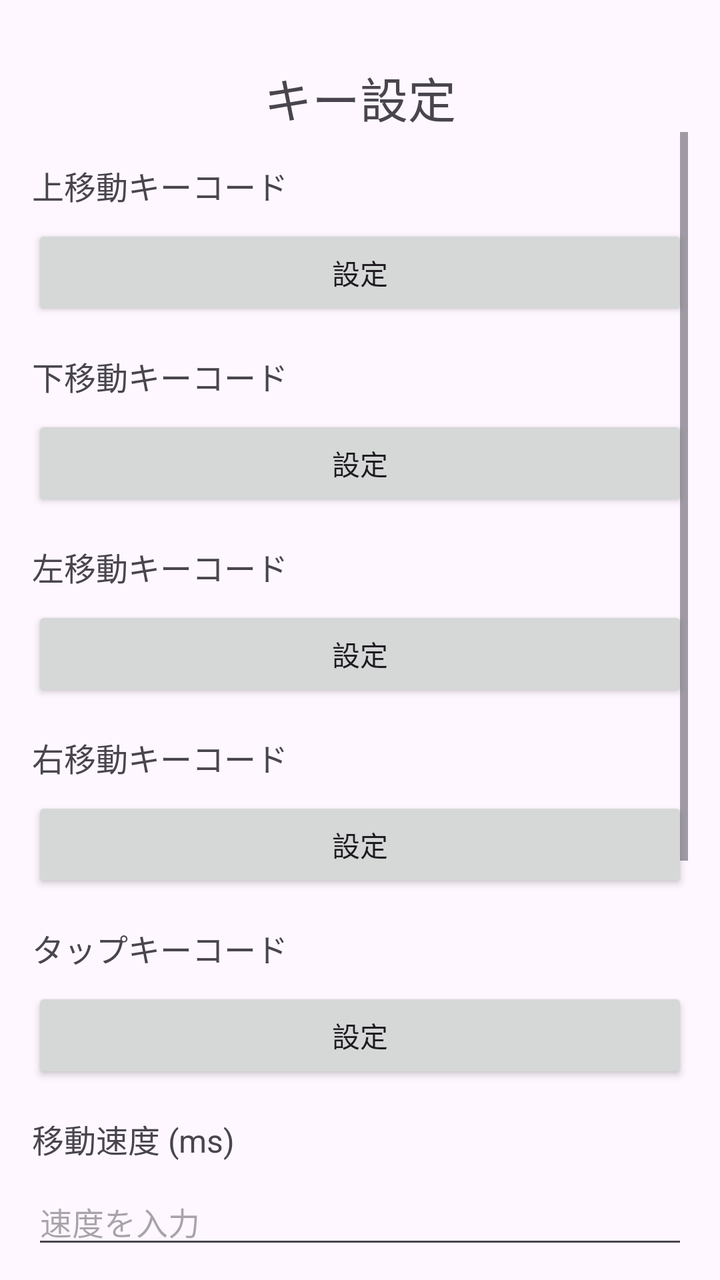
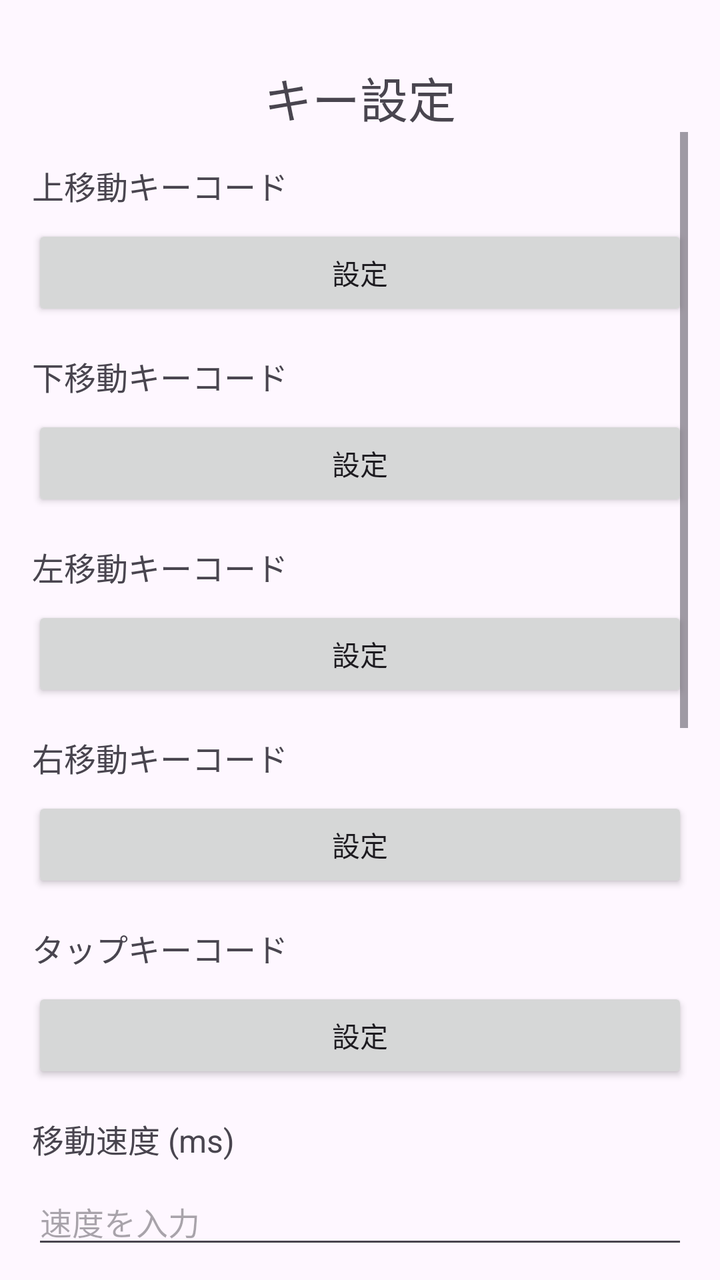

An Android layout rendered at two revisions. The XML below is the earlier revision; the diff shows what the commit changed to produce the second picture.
<!-- AndroidManifest.xml: application theme Theme.Comexampleaccessibilitydemo -->
<!-- res/layout/activity_main.xml -->
<?xml version="1.0" encoding="utf-8"?>
<LinearLayout xmlns:android="http://schemas.android.com/apk/res/android"
    android:layout_width="match_parent"
    android:layout_height="match_parent"
    android:orientation="vertical"
    android:padding="16dp">

    <TextView
        android:id="@+id/titleTextView"
        android:layout_width="match_parent"
        android:layout_height="wrap_content"
        android:text="キー設定"
        android:textSize="24sp"
        android:paddingTop="15dp"
        android:gravity="center" />

    <ScrollView
        android:layout_width="match_parent"
        android:layout_height="wrap_content"
        android:id="@+id/scrollView">

        <LinearLayout
            android:layout_width="match_parent"
            android:layout_height="wrap_content"
            android:orientation="vertical"
            android:paddingTop="15dp">

            <TextView
                android:id="@+id/upKeyCodeLabel"
                android:layout_width="wrap_content"
                android:layout_height="wrap_content"
                android:text="上移動キーコード"
                android:textSize="16sp"
                android:layout_marginBottom="8dp" />
            <Button
                android:id="@+id/upKeyCodeButton"
                android:layout_width="match_parent"
                android:layout_height="wrap_content"
                android:text="設定" />

            <TextView
                android:id="@+id/downKeyCodeLabel"
                android:layout_width="wrap_content"
                android:layout_height="wrap_content"
                android:text="下移動キーコード"
                android:textSize="16sp"
                android:layout_marginTop="16dp"
                android:layout_marginBottom="8dp" />
            <Button
                android:id="@+id/downKeyCodeButton"
                android:layout_width="match_parent"
                android:layout_height="wrap_content"
                android:text="設定" />

            <TextView
                android:id="@+id/leftKeyCodeLabel"
                android:layout_width="wrap_content"
                android:layout_height="wrap_content"
                android:text="左移動キーコード"
                android:textSize="16sp"
                android:layout_marginTop="16dp"
                android:layout_marginBottom="8dp" />
            <Button
                android:id="@+id/leftKeyCodeButton"
                android:layout_width="match_parent"
                android:layout_height="wrap_content"
                android:text="設定" />

            <TextView
                android:id="@+id/rightKeyCodeLabel"
                android:layout_width="wrap_content"
                android:layout_height="wrap_content"
                android:text="右移動キーコード"
                android:textSize="16sp"
                android:layout_marginTop="16dp"
                android:layout_marginBottom="8dp" />
            <Button
                android:id="@+id/rightKeyCodeButton"
                android:layout_width="match_parent"
                android:layout_height="wrap_content"
                android:text="設定" />

            <TextView
                android:id="@+id/tapKeyCodeLabel"
                android:layout_width="wrap_content"
                android:layout_height="wrap_content"
                android:text="タップキーコード"
                android:textSize="16sp"
                android:layout_marginTop="16dp"
                android:layout_marginBottom="8dp" />
            <Button
                android:id="@+id/tapKeyCodeButton"
                android:layout_width="match_parent"
                android:layout_height="wrap_content"
                android:text="設定" />

            <TextView
                android:id="@+id/moveSpeedLabel"
                android:layout_width="wrap_content"
                android:layout_height="wrap_content"
                android:text="移動速度 (ms)"
                android:textSize="16sp"
                android:layout_marginTop="16dp"
                android:layout_marginBottom="8dp" />
            <EditText
                android:id="@+id/moveSpeedEditText"
                android:layout_width="match_parent"
                android:layout_height="wrap_content"
                android:inputType="number"
                android:hint="速度を入力"
                android:textSize="16sp"
                android:layout_marginBottom="10dp" />

            <TextView
                android:id="@+id/enableKeyCodeLabel"
                android:layout_width="wrap_content"
                android:layout_height="wrap_content"
                android:text="有効化キーコード"
                android:textSize="16sp"
                android:layout_marginTop="16dp"
                android:layout_marginBottom="8dp" />
            <Button
                android:id="@+id/enableKeyCodeButton"
                android:layout_width="match_parent"
                android:layout_height="wrap_content"
                android:text="設定" />

            <TextView
                android:id="@+id/disableKeyCodeLabel"
                android:layout_width="wrap_content"
                android:layout_height="wrap_content"
                android:text="無効化キーコード"
                android:textSize="16sp"
                android:layout_marginTop="16dp"
                android:layout_marginBottom="8dp" />
            <Button
                android:id="@+id/disableKeyCodeButton"
                android:layout_width="match_parent"
                android:layout_height="wrap_content"
                android:text="設定" />


            <Button
                android:id="@+id/license_button"
                android:layout_width="wrap_content"
                android:layout_height="wrap_content"
                android:text="License"
                android:layout_centerInParent="true" />

            <TextView
                android:id="@+id/creditTextView"
                android:layout_width="match_parent"
                android:layout_height="wrap_content"
                android:text="© 2024 @nnnnnnn0090"
                android:textSize="12sp"
                android:gravity="center"
                android:layout_marginTop="16dp"
                android:textColor="#808080"
                android:paddingBottom="10dp" />

        </LinearLayout>
    </ScrollView>

</LinearLayout>
<!-- resources referenced by this layout -->
<resources>
  <style name="Theme.Comexampleaccessibilitydemo" parent="Base.Theme.Comexampleaccessibilitydemo" />
  <style name="Base.Theme.Comexampleaccessibilitydemo" parent="Theme.Material3.DayNight.NoActionBar">
          
          
      </style>
</resources>

<!-- the commit's change to res/layout/activity_main.xml (unified diff, before → after) -->
@@ -112,6 +112,34 @@
                 android:layout_marginBottom="10dp" />
 
             <TextView
+                android:id="@+id/scrollupKeyCodeLabel"
+                android:layout_width="wrap_content"
+                android:layout_height="wrap_content"
+                android:text="上にスクロール"
+                android:textSize="16sp"
+                android:layout_marginTop="16dp"
+                android:layout_marginBottom="8dp" />
+            <Button
+                android:id="@+id/scrollupKeyCodeButton"
+                android:layout_width="match_parent"
+                android:layout_height="wrap_content"
+                android:text="設定" />
+
+            <TextView
+                android:id="@+id/scrolldownKeyCodeLabel"
+                android:layout_width="wrap_content"
+                android:layout_height="wrap_content"
+                android:text="下ににスクロール"
+                android:textSize="16sp"
+                android:layout_marginTop="16dp"
+                android:layout_marginBottom="8dp" />
+            <Button
+                android:id="@+id/scrolldownKeyCodeButton"
+                android:layout_width="match_parent"
+                android:layout_height="wrap_content"
+                android:text="設定" />
+
+            <TextView
                 android:id="@+id/enableKeyCodeLabel"
                 android:layout_width="wrap_content"
                 android:layout_height="wrap_content"
